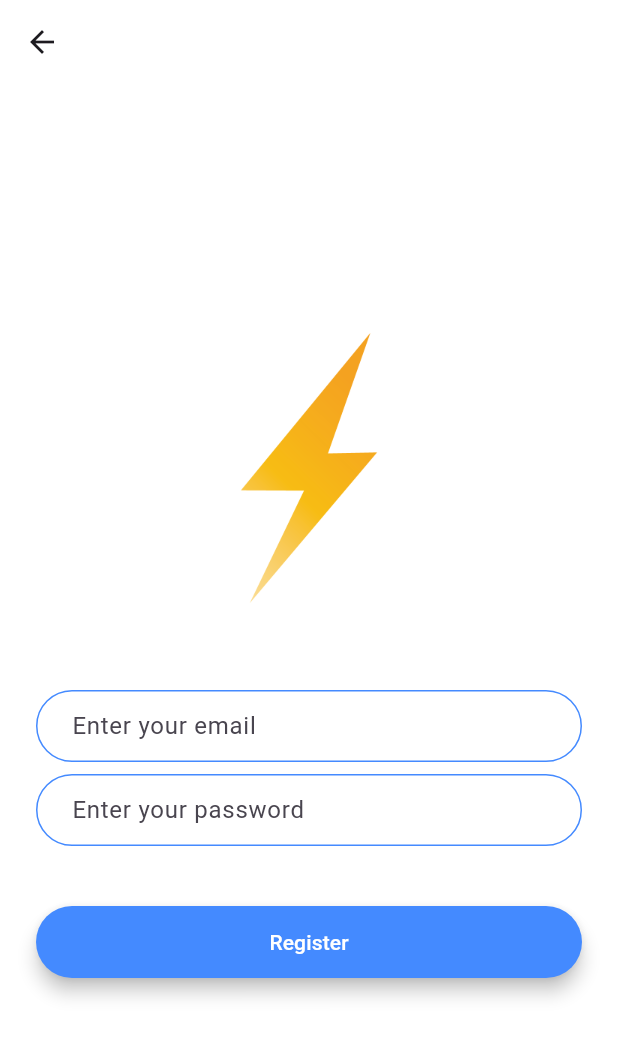
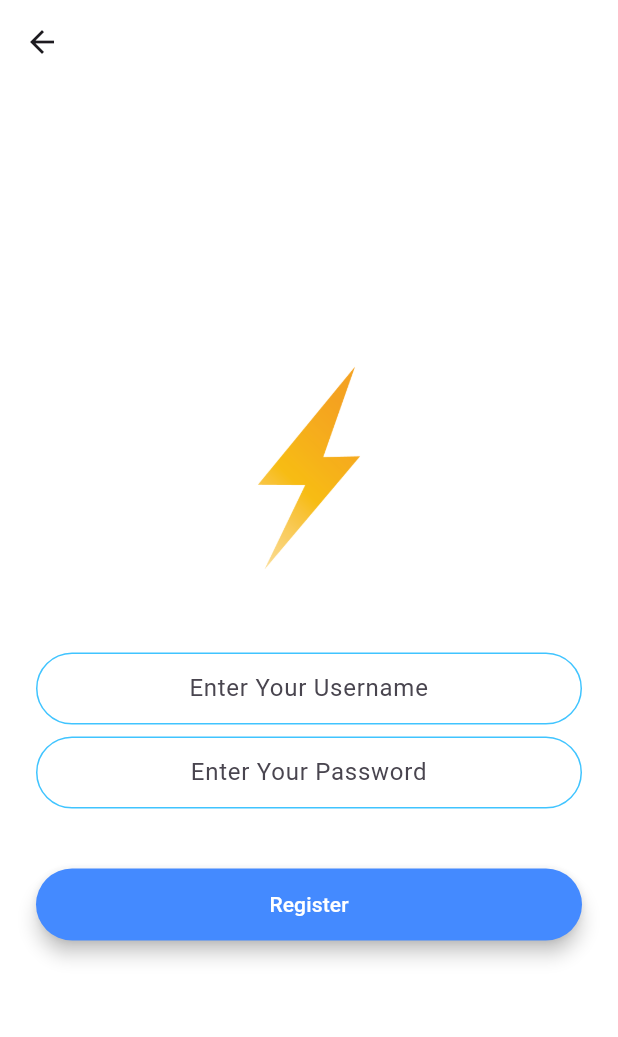
Before and after one commit to Ajmal7805/flashchat_secondtime, a Flutter app: the screen it shows after launch, after a tap on "Register", on a phone screen of 412 x 824 dp. Shown: the top 1037 px of the screen. Run offline on Flutter 3.47's test engine with Material 3 defaults, Android fonts, the phone set to English and light mode, and no system bars; drawn by our look-alikes of modal_progress_hud_nsn; our stand-ins replace animated_text_kit, cloud_firestore, firebase_auth, firebase_core; accounts and stored records are empty; network calls fail.

Commit message:
completed project

```diff
--- a/lib/const.dart
+++ b/lib/const.dart
@@ -17,3 +17,18 @@ const kMessageContainerDecoration = BoxDecoration(
     top: BorderSide(color: Colors.lightBlueAccent, width: 2.0),
   ),
 );
+const textfielddecoration = InputDecoration(
+  hintText: 'Enter your password.',
+  contentPadding: EdgeInsets.symmetric(vertical: 10.0, horizontal: 20.0),
+  border: OutlineInputBorder(
+    borderRadius: BorderRadius.all(Radius.circular(32.0)),
+  ),
+  enabledBorder: OutlineInputBorder(
+    borderSide: BorderSide(color: Colors.lightBlueAccent, width: 1.0),
+    borderRadius: BorderRadius.all(Radius.circular(32.0)),
+  ),
+  focusedBorder: OutlineInputBorder(
+    borderSide: BorderSide(color: Colors.lightBlueAccent, width: 2.0),
+    borderRadius: BorderRadius.all(Radius.circular(32.0)),
+  ),
+);
--- a/lib/main.dart
+++ b/lib/main.dart
@@ -1,7 +1,13 @@
+import 'package:firebase_core/firebase_core.dart';
+import 'package:flashchat_secondtime/firebase_options.dart';
 import 'package:flashchat_secondtime/screens/welcomescreen.dart';
 import 'package:flutter/material.dart';
 
-void main() {
+Future<void> main() async {
+  WidgetsFlutterBinding.ensureInitialized();
+  await Firebase.initializeApp(
+    options: DefaultFirebaseOptions.currentPlatform,
+  );
   runApp(const MaterialApp(
     title: 'Flashchat',
     home: Welcomescreen(),
--- a/lib/screens/sighupscreen.dart
+++ b/lib/screens/sighupscreen.dart
@@ -1,6 +1,13 @@
 // ignore_for_file: prefer_const_constructors
 
+import 'dart:developer';
+
+import 'package:firebase_auth/firebase_auth.dart';
+import 'package:flashchat_secondtime/const.dart';
+import 'package:flashchat_secondtime/screens/chatscreen.dart';
+import 'package:flashchat_secondtime/screens/welcomescreen.dart';
 import 'package:flutter/material.dart';
+import 'package:modal_progress_hud_nsn/modal_progress_hud_nsn.dart';
 
 class Sighupscreen extends StatefulWidget {
   const Sighupscreen({super.key});
@@ -10,6 +17,10 @@ class Sighupscreen extends StatefulWidget {
 }
 
 class _SighupscreenState extends State<Sighupscreen> {
+  String? email;
+  String? password;
+  bool spinner = false;
+  final auth = FirebaseAuth.instance;
   @override
   Widget build(BuildContext context) {
     return Scaffold(
@@ -18,7 +29,9 @@ class _SighupscreenState extends State<Sighupscreen> {
         elevation: 0,
       ),
       backgroundColor: Colors.white,
-      body: Padding(
+      body: ModalProgressHUD(
+        inAsyncCall: spinner,
+        child: Padding(
           padding: EdgeInsets.symmetric(horizontal: 24.0),
           child: Column(
             mainAxisAlignment: MainAxisAlignment.center,
@@ -27,7 +40,7 @@ class _SighupscreenState extends State<Sighupscreen> {
               Hero(
                 tag: 'logo',
                 child: Container(
-                height: 200.0,
+                  height: 150.0,
                   child: Image.asset('images/logo.png'),
                 ),
               ),
@@ -36,72 +49,57 @@ class _SighupscreenState extends State<Sighupscreen> {
               ),
               TextField(
                   onChanged: (value) {
-                //Do something with the user input.
+                    email = value;
                   },
-              decoration: InputDecoration(
-                hintText: 'Enter your email',
-                contentPadding:
-                    EdgeInsets.symmetric(vertical: 10.0, horizontal: 20.0),
-                border: OutlineInputBorder(
-                  borderRadius: BorderRadius.all(Radius.circular(32.0)),
-                ),
-                enabledBorder: OutlineInputBorder(
-                  borderSide: BorderSide(color: Colors.blueAccent, width: 1.0),
-                  borderRadius: BorderRadius.all(Radius.circular(32.0)),
-                ),
-                focusedBorder: OutlineInputBorder(
-                  borderSide: BorderSide(color: Colors.blueAccent, width: 2.0),
-                  borderRadius: BorderRadius.all(Radius.circular(32.0)),
-                ),
-              ),
-            ),
+                  keyboardType: TextInputType.emailAddress,
+                  textAlign: TextAlign.center,
+                  decoration: textfielddecoration.copyWith(
+                      hintText: 'Enter Your Username')),
               SizedBox(
                 height: 8.0,
               ),
               TextField(
                   onChanged: (value) {
-                //Do something with the user input.
+                    password = value;
                   },
-              decoration: InputDecoration(
-                hintText: 'Enter your password',
-                contentPadding:
-                    EdgeInsets.symmetric(vertical: 10.0, horizontal: 20.0),
-                border: OutlineInputBorder(
-                  borderRadius: BorderRadius.all(Radius.circular(32.0)),
-                ),
-                enabledBorder: OutlineInputBorder(
-                  borderSide: BorderSide(color: Colors.blueAccent, width: 1.0),
-                  borderRadius: BorderRadius.all(Radius.circular(32.0)),
-                ),
-                focusedBorder: OutlineInputBorder(
-                  borderSide: BorderSide(color: Colors.blueAccent, width: 2.0),
-                  borderRadius: BorderRadius.all(Radius.circular(32.0)),
-                ),
-              ),
-            ),
+                  keyboardType: TextInputType.number,
+                  obscureText: true,
+                  textAlign: TextAlign.center,
+                  decoration: textfielddecoration.copyWith(
+                      hintText: 'Enter Your Password')),
               SizedBox(
                 height: 24.0,
               ),
-            Padding(
-              padding: EdgeInsets.symmetric(vertical: 16.0),
-              child: Material(
-                color: Colors.blueAccent,
-                borderRadius: BorderRadius.all(Radius.circular(30.0)),
-                elevation: 5.0,
-                child: MaterialButton(
-                  onPressed: () {
-                    //Implement registration functionality.
+              materialbuttonmodal(
+                  textcolor: Colors.white,
+                  loginorsighup: "Register",
+                  navigatorfunction: () async {
+                    setState(() {
+                      spinner = true;
+                    });
+                    try {
+                      final newuser = await auth.createUserWithEmailAndPassword(
+                          email: email.toString(),
+                          password: password.toString());
+                      if (newuser != null) {
+                        if (mounted) {
+                          Navigator.push(context, MaterialPageRoute(
+                            builder: (context) {
+                              return Chatscreen();
                             },
-                  minWidth: 200.0,
-                  height: 42.0,
-                  child: Text(
-                    'Register',
-                    style: TextStyle(color: Colors.white),
+                          ));
+                        }
+                      }
+                      setState(() {
+                        spinner = false;
+                      });
+                    } catch (e) {
+                      log(e.toString());
+                    }
+                  },
+                  colors: Colors.blueAccent),
+            ],
           ),
-                ),
-              ),
-            ),
-          ],
         ),
       ),
     );
--- a/lib/screens/welcomescreen.dart
+++ b/lib/screens/welcomescreen.dart
@@ -1,13 +1,12 @@
-// ignore_for_file: sort_child_properties_last, prefer_const_constructors
+// ignore_for_file: prefer_const_constructors
 
-import 'dart:developer';
-
+import 'package:animated_text_kit/animated_text_kit.dart';
 import 'package:flashchat_secondtime/screens/loginscreen.dart';
 import 'package:flashchat_secondtime/screens/sighupscreen.dart';
 import 'package:flutter/material.dart';
 
 class Welcomescreen extends StatefulWidget {
-  const Welcomescreen({super.key});
+  const Welcomescreen({Key? key}) : super(key: key);
 
   @override
   State<Welcomescreen> createState() => _WelcomescreenState();
@@ -15,7 +14,9 @@ class Welcomescreen extends StatefulWidget {
 
 class _WelcomescreenState extends State<Welcomescreen>
     with SingleTickerProviderStateMixin {
-  AnimationController? controller;
+  late AnimationController controller;
+  Animation? animation;
+
   @override
   void initState() {
     super.initState();
@@ -23,10 +24,10 @@ class _WelcomescreenState extends State<Welcomescreen>
       duration: Duration(seconds: 1),
       vsync: this,
     );
-    controller!.forward();
-    controller!.addListener(() {
+
+    controller.addListener(() {
       setState(() {
-        controller!.value;
+        animation!.value;
       });
     });
   }
@@ -34,7 +35,7 @@ class _WelcomescreenState extends State<Welcomescreen>
   @override
   Widget build(BuildContext context) {
     return Scaffold(
-      backgroundColor: Colors.red.withOpacity(controller!.value),
+      backgroundColor: Colors.white,
       body: Padding(
         padding: const EdgeInsets.symmetric(horizontal: 24.0),
         child: Column(
@@ -46,69 +47,91 @@ class _WelcomescreenState extends State<Welcomescreen>
                 Hero(
                   tag: 'logo',
                   child: Container(
-                    child: Image.asset('images/logo.png'),
-                    height: 60.0,
+                      height: 60.0, child: Image.asset('images/logo.png')),
                 ),
+                AnimatedTextKit(
+                  animatedTexts: [
+                    TypewriterAnimatedText(
+                      'Flash Chat',
+                      textStyle: const TextStyle(
+                        fontSize: 32.0,
+                        fontWeight: FontWeight.bold,
                       ),
-                Text(
-                  'Flash Chat',
-                  style: TextStyle(
-                    fontSize: 45.0,
-                    fontWeight: FontWeight.w900,
+                      speed: const Duration(milliseconds: 200),
                     ),
-                ),
+                  ],
+                  pause: const Duration(milliseconds: 100),
+                  displayFullTextOnTap: true,
+                  stopPauseOnTap: true,
+                )
               ],
             ),
             SizedBox(
               height: 48.0,
             ),
-            Padding(
-              padding: EdgeInsets.symmetric(vertical: 16.0),
-              child: Material(
-                elevation: 5.0,
-                color: Colors.lightBlueAccent,
-                borderRadius: BorderRadius.circular(30.0),
-                child: MaterialButton(
-                  onPressed: () {
+            materialbuttonmodal(
+              textcolor: Colors.white,
+              colors: Colors.lightBlueAccent,
+              loginorsighup: 'Log In',
+              navigatorfunction: () {
                 Navigator.push(context, MaterialPageRoute(
                   builder: (context) {
                     return Loginscreen();
                   },
                 ));
               },
-                  minWidth: 200.0,
-                  height: 42.0,
-                  child: Text(
-                    'Log In',
             ),
-                ),
-              ),
-            ),
-            Padding(
-              padding: EdgeInsets.symmetric(vertical: 16.0),
-              child: Material(
-                color: Colors.blueAccent,
-                borderRadius: BorderRadius.circular(30.0),
-                elevation: 5.0,
-                child: MaterialButton(
-                  onPressed: () {
+            materialbuttonmodal(
+              textcolor: Colors.white,
+              colors: Colors.blueAccent,
+              loginorsighup: 'Register',
+              navigatorfunction: () {
                 Navigator.push(context, MaterialPageRoute(
                   builder: (context) {
                     return Sighupscreen();
                   },
                 ));
               },
-                  minWidth: 200.0,
-                  height: 42.0,
-                  child: Text(
-                    'Register',
-                  ),
-                ),
-              ),
-            ),
+            )
           ],
         ),
       ),
     );
   }
 }
+
+class materialbuttonmodal extends StatelessWidget {
+  final String loginorsighup;
+  final Function navigatorfunction;
+  final Color colors;
+  final Color? textcolor;
+
+  const materialbuttonmodal({
+    Key? key,
+    required this.loginorsighup,
+    required this.navigatorfunction,
+    required this.colors,
+    this.textcolor,
+  }) : super(key: key);
+
+  @override
+  Widget build(BuildContext context) {
+    return Padding(
+      padding: EdgeInsets.symmetric(vertical: 16.0),
+      child: Material(
+        elevation: 5.0,
+        color: colors,
+        borderRadius: BorderRadius.circular(30.0),
+        child: MaterialButton(
+          onPressed: () => navigatorfunction(),
+          minWidth: 200.0,
+          height: 42.0,
+          child: Text(
+            loginorsighup,
+            style: TextStyle(color: textcolor),
+          ),
+        ),
+      ),
+    );
+  }
+}
--- a/pubspec.yaml
+++ b/pubspec.yaml
@@ -35,6 +35,12 @@ dependencies:
   # The following adds the Cupertino Icons font to your application.
   # Use with the CupertinoIcons class for iOS style icons.
   cupertino_icons: ^1.0.2
+  animated_text_kit: ^4.2.2
+  firebase_core: ^2.25.4
+  firebase_auth: ^4.17.4
+  cloud_firestore: ^4.15.4
+  modal_progress_hud_nsn: ^0.4.0
+
 
 dev_dependencies:
   flutter_test:
```
Also changed, not shown: lib/screens/chatscreen.dart (+96 -4 lines), lib/screens/loginscreen.dart (+55 -59 lines), lib/firebase_options.dart (added), pubspec.lock, 10 other files. Lines whose indentation alone changed are shown as unchanged.
